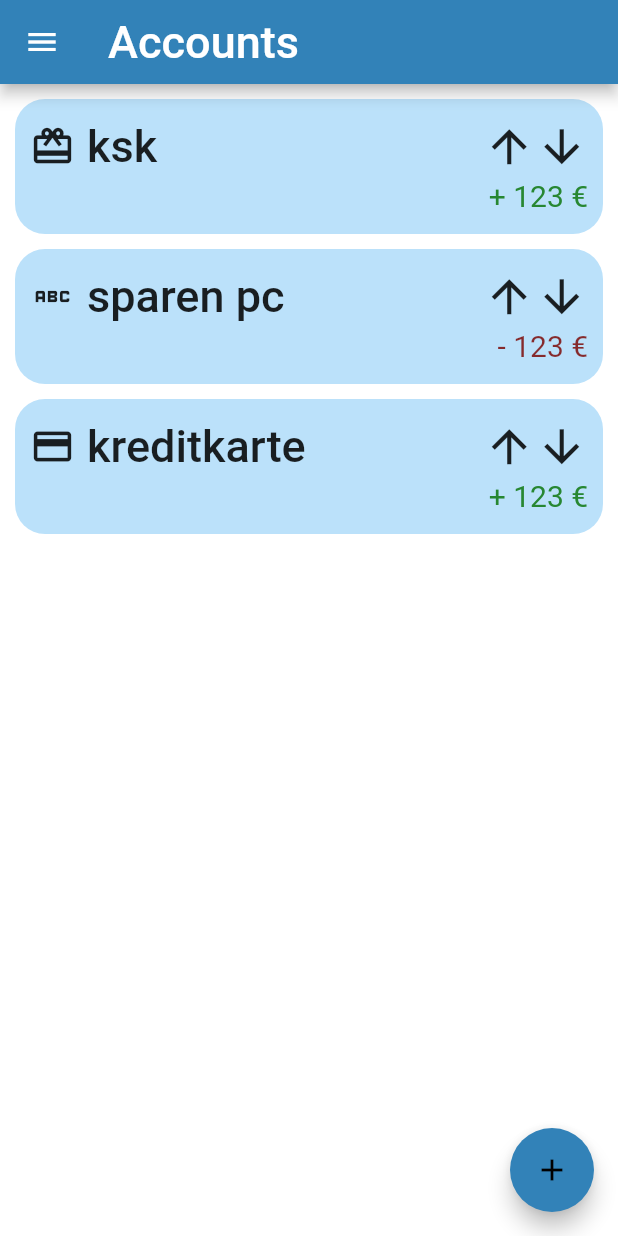
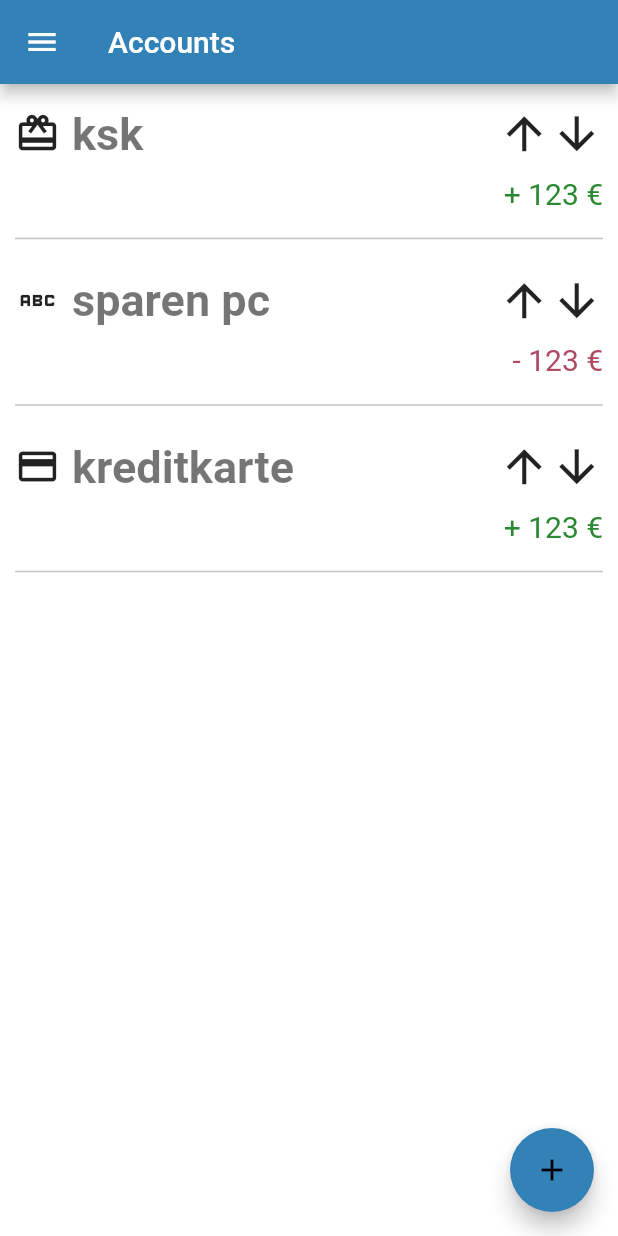
Before and after one commit to budgetiser/budgetiser, a Flutter app: the Account screen opened by its route, on a phone screen of 412 x 824 dp. Run offline on Flutter 3.47's test engine with Material 2 defaults, Android fonts, the phone set to English and light mode, and no system bars.

Commit message:
Feature/22 new account (#30)
* init

* changes

* wip issavingaccoutn

* two date picker

* all visuals added

* divider color

* refactor

* theme const colors

* styling and add account floating button

* .

* file strukure

* refactor

* changes

* feat: edit account

* const fixes

* remove boxes

```diff
--- a/budgetiser/lib/config/themes/themes.dart
+++ b/budgetiser/lib/config/themes/themes.dart
@@ -1,42 +1,81 @@
 import 'package:flutter/material.dart';
 
 class MyThemes {
+  static const Color LIGHT_PRIMARY = Color.fromARGB(255, 50, 130, 184);
+  static const Color LIGHT_SECONDARY = Color.fromARGB(255, 187, 225, 250);
+  static const Color LIGHT_TERTIARY = Color.fromARGB(255, 27, 38, 44);
+
   static final lightTheme = ThemeData(
     backgroundColor: Colors.white,
     colorScheme: const ColorScheme.light(
-      primary: Color.fromARGB(255, 50, 130, 184),
-      secondary: Color.fromARGB(255, 187, 225, 250),
-      tertiary: Color.fromARGB(255, 27, 38, 44),
+      primary: LIGHT_PRIMARY,
+      secondary: LIGHT_SECONDARY,
+      tertiary: LIGHT_TERTIARY,
     ),
     scaffoldBackgroundColor: const Color.fromARGB(255, 255, 255, 255),
     textTheme: const TextTheme(
       caption: TextStyle(
           color: Colors.black, fontSize: 25, fontWeight: FontWeight.bold),
-      headline1: TextStyle(fontSize: 72.0, fontWeight: FontWeight.bold),
-      headline6: TextStyle(fontSize: 30),
-      bodyText2: TextStyle(fontSize: 20),
-      bodyText1: TextStyle(fontSize: 10),
+      headline1: TextStyle(
+        fontSize: 40,
+        fontWeight: FontWeight.bold,
+      ),
+      headline2: TextStyle(fontSize: 30), // for headline inside a screen
+      bodyText2: TextStyle(fontSize: 20), // normal text
+      subtitle1: TextStyle(fontSize: 20), // for the drawer items
     ),
-    primaryColor: Colors.black,
+    primaryColor: const Color.fromRGBO(0, 0, 0, 1),
+    dividerTheme: const DividerThemeData(
+      thickness: 1.5,
+      color: Color.fromARGB(59, 0, 0, 0),
+    ),
+    toggleableActiveColor: LIGHT_PRIMARY,
   );
 
+  static const Color DARK_PRIMARY = Color.fromARGB(255, 50, 130, 184);
+  static const Color DARK_SECONDARY = Color.fromARGB(255, 15, 76, 117);
+  static const Color DARK_TERTIARY = Color.fromARGB(255, 187, 225, 250);
+  static const Color DARK_BACKGROUND = Color.fromARGB(255, 27, 38, 44);
+
   static final darkTheme = ThemeData(
-    scaffoldBackgroundColor: const Color.fromARGB(255, 27, 38, 44),
+    scaffoldBackgroundColor: DARK_BACKGROUND,
     colorScheme: const ColorScheme.dark(
-      primary: Color.fromARGB(255, 50, 130, 184),
-      secondary: Color.fromARGB(255, 15, 76, 117),
-      tertiary: Color.fromARGB(255, 187, 225, 250),
+      primary: DARK_PRIMARY,
+      secondary: DARK_SECONDARY,
+      tertiary: DARK_TERTIARY,
     ),
     textTheme: const TextTheme(
       caption: TextStyle(
           color: Color.fromARGB(255, 255, 255, 255),
           fontSize: 25,
           fontWeight: FontWeight.bold),
-      headline1: TextStyle(fontSize: 72.0, fontWeight: FontWeight.bold),
-      headline6: TextStyle(fontSize: 30),
-      bodyText2: TextStyle(fontSize: 20),
-      bodyText1: TextStyle(fontSize: 10),
+      headline1: TextStyle(
+          // for the drawer "budgetiser" title
+          fontSize: 40,
+          fontWeight: FontWeight.bold,
+          color: Color.fromARGB(255, 255, 255, 255)),
+      headline2: TextStyle(fontSize: 30), // for headline inside a screen
+      bodyText2: TextStyle(fontSize: 20), // normal text
+      subtitle1: TextStyle(fontSize: 20), // for the drawer items
     ),
     primaryColor: Colors.black,
+    dividerTheme: const DividerThemeData(
+      thickness: 1.5,
+      color: Color.fromARGB(50, 255, 255, 255),
+    ),
+    toggleableActiveColor: DARK_PRIMARY,
+    appBarTheme: const AppBarTheme(
+      color: DARK_BACKGROUND,
+      elevation: 0,
+      centerTitle: true,
+      titleTextStyle: TextStyle(
+        // title text in appbar
+        fontSize: 30,
+        fontWeight: FontWeight.bold,
+      ),
+    ),
+    floatingActionButtonTheme: const FloatingActionButtonThemeData(
+      backgroundColor: DARK_PRIMARY,
+    ),
   );
 }
--- a/budgetiser/lib/main.dart
+++ b/budgetiser/lib/main.dart
@@ -1,9 +1,7 @@
 import 'package:budgetiser/routes.dart';
-import 'package:budgetiser/shared/widgets/drawer.dart';
 import 'package:flutter/material.dart';
 
 import 'config/themes/themes.dart';
-import 'screens/account.dart';
 import 'screens/home.dart';
 
 void main() {
@@ -17,7 +15,6 @@ class MyApp extends StatelessWidget {
   @override
   Widget build(BuildContext context) {
     return MaterialApp(
-      title: 'Flutter Demo',
       themeMode: ThemeMode.system,
       theme: MyThemes.lightTheme,
       darkTheme: MyThemes.darkTheme,
--- a/budgetiser/lib/routes.dart
+++ b/budgetiser/lib/routes.dart
@@ -6,7 +6,7 @@ import 'package:budgetiser/screens/settings.dart';
 import 'package:budgetiser/screens/stats.dart';
 import 'package:budgetiser/screens/transactions.dart';
 
-import 'screens/account.dart';
+import 'screens/account/account.dart';
 import 'screens/home.dart';
 
 //named lower case and also needs to be defined in beginning of class as: static String routeID = ''
--- a/budgetiser/lib/screens/account.dart
+++ /dev/null
@@ -1,35 +0,0 @@
-import 'package:flutter/material.dart';
-import '../shared/services/accountItem/accountItem.dart';
-import '../shared/widgets/drawer.dart';
-
-class Account extends StatelessWidget {
-  const Account({Key? key}) : super(key: key);
-
-  @override
-  Widget build(BuildContext context) {
-    return Scaffold(
-      appBar: AppBar(
-        title: Text(
-          "Accounts",
-          // style: Theme.of(context).textTheme.caption,
-        ),
-      ),
-      drawer: createDrawer(context),
-      body: Center(
-        child: Column(
-          children: const [
-            AccountItem("ksk", Icons.wallet_giftcard, 123),
-            AccountItem("sparen pc", Icons.abc, -123),
-            AccountItem("kreditkarte", Icons.payment, 123),
-          ],
-        ),
-      ),
-      floatingActionButton: FloatingActionButton(
-        onPressed: null,
-        tooltip: 'Increment',
-        backgroundColor: Theme.of(context).colorScheme.primary,
-        child: const Icon(Icons.add),
-      ),
-    );
-  }
-}
--- /dev/null
+++ b/budgetiser/lib/screens/account/account.dart
@@ -0,0 +1,41 @@
+import 'package:budgetiser/screens/account/newAccount.dart';
+import 'package:flutter/material.dart';
+import '../../shared/services/accountItem/accountItem.dart';
+import '../../shared/widgets/drawer.dart';
+
+class Account extends StatelessWidget {
+  static String routeID = 'account';
+  const Account({Key? key}) : super(key: key);
+
+  @override
+  Widget build(BuildContext context) {
+    return Scaffold(
+      appBar: AppBar(
+        title: const Text(
+          "Accounts",
+        ),
+      ),
+      drawer: createDrawer(context),
+      body: SingleChildScrollView(
+        child: Center(
+          child: Column(
+            children: const [
+              AccountItem("ksk", Icons.wallet_giftcard, 123),
+              AccountItem("sparen pc", Icons.abc, -123),
+              AccountItem("kreditkarte", Icons.payment, 123),
+            ],
+          ),
+        ),
+      ),
+      floatingActionButton: FloatingActionButton(
+        onPressed: () {
+          Navigator.of(context).push(
+              MaterialPageRoute(builder: (context) => const NewAccount()));
+        },
+        tooltip: 'Increment',
+        backgroundColor: Theme.of(context).colorScheme.primary,
+        child: const Icon(Icons.add),
+      ),
+    );
+  }
+}
--- a/budgetiser/lib/shared/services/accountBalanceText.dart
+++ b/budgetiser/lib/shared/services/accountBalanceText.dart
@@ -20,7 +20,7 @@ class AccountBalanceText extends StatelessWidget {
           Text(
             "- ${0 - balance} €",
             style: Theme.of(context).textTheme.bodyText2?.copyWith(
-                  color: const Color.fromARGB(238, 129, 29, 29),
+                  color: const Color.fromARGB(255, 174, 74, 99),
                 ),
           ),
         ]
--- a/budgetiser/lib/shared/services/accountItem/accountItem.dart
+++ b/budgetiser/lib/shared/services/accountItem/accountItem.dart
@@ -1,3 +1,4 @@
+import 'package:budgetiser/screens/account/editAccount.dart';
 import 'package:budgetiser/shared/services/accountItem/accountItemTitle.dart';
 import 'package:flutter/material.dart';
 
@@ -8,18 +9,34 @@ class AccountItem extends StatelessWidget {
   final IconData icon;
   final int balance;
 
-  const AccountItem(this.name, this.icon, this.balance, {Key? key})
-      : super(key: key);
+  const AccountItem(
+    this.name,
+    this.icon,
+    this.balance, {
+    Key? key,
+  }) : super(key: key);
 
   @override
   Widget build(BuildContext context) {
-    return Container(
-      margin: const EdgeInsets.fromLTRB(10, 10, 10, 0),
+    return Column(
+      children: [
+        InkWell(
+          onTap: () => {
+            Navigator.of(context).push(
+              MaterialPageRoute(
+                builder: (context) => EditAccount(
+                  accountName: name,
+                  accountBalance: balance,
+                ),
+              ),
+            )
+          },
+          child: Container(
+            margin: const EdgeInsets.fromLTRB(10, 5, 10, 0),
             width: double.infinity,
-      padding: const EdgeInsets.all(10),
             decoration: BoxDecoration(
               borderRadius: const BorderRadius.all(Radius.circular(20)),
-        color: Theme.of(context).colorScheme.secondary,
+              // color: Theme.of(context).colorScheme.secondary,
             ),
             height: 90,
             child: Column(
@@ -49,6 +66,14 @@ class AccountItem extends StatelessWidget {
                 AccountBalanceText(balance),
               ],
             ),
+          ),
+        ),
+        Divider(
+          thickness: 1,
+          indent: 10,
+          endIndent: 10,
+        ),
+      ],
     );
   }
 }
--- a/budgetiser/lib/shared/services/accountItem/accountItemTitle.dart
+++ b/budgetiser/lib/shared/services/accountItem/accountItemTitle.dart
@@ -18,7 +18,9 @@ class AccountItemTitle extends StatelessWidget {
           padding: const EdgeInsets.symmetric(horizontal: 8),
           child: Text(
             title,
-            style: Theme.of(context).textTheme.headline6,
+            style: Theme.of(context).textTheme.headline1?.merge(
+                  const TextStyle(fontSize: 30),
+                ),
           ),
         ),
       ],
--- a/budgetiser/lib/shared/widgets/drawer.dart
+++ b/budgetiser/lib/shared/widgets/drawer.dart
@@ -16,30 +16,28 @@ Widget createDrawer(BuildContext context) {
               color: Colors.blue,
             ),
             child: Stack(
-              children: const <Widget>[
+              children: <Widget>[
                 Positioned(
                   bottom: 12.0,
                   left: 16.0,
-                  child: Text("Budgetiser",
-                      style: TextStyle(
-                        color: Colors.white,
-                        fontSize: 20.0,
-                        fontWeight: FontWeight.w500,
-                      )),
+                  child: Text(
+                    "Budgetiser",
+                    style: Theme.of(context).textTheme.headline1,
+                  ),
                 )
               ],
             )),
         singleDrawerItem(context, Icons.home, 'Home', 'home'),
         singleDrawerItem(context, Icons.attach_money, 'Budgets', 'budgets'),
         singleDrawerItem(context, Icons.account_balance, 'Account', 'account'),
-        const Divider( height: 2, thickness: 2, color: Colors.black12),
+        const Divider(thickness: 2),
         singleDrawerItem(context, Icons.category, 'Categories', 'categories'),
         singleDrawerItem(context, Icons.group_work, 'Groups', 'groups'),
-        const Divider( height: 2, thickness: 2, color: Colors.black12),
+        const Divider(thickness: 2),
         singleDrawerItem(context, Icons.show_chart, 'Stats', 'stats'),
         singleDrawerItem(
             context, Icons.payment, 'Transactions', 'transactions'),
-        const Divider( height: 2, thickness: 2, color: Colors.black12),
+        const Divider(thickness: 2),
         singleDrawerItem(context, Icons.question_mark, 'Help', 'help'),
         singleDrawerItem(context, Icons.settings, 'Settings', 'settings'),
       ],
@@ -50,12 +48,16 @@ Widget createDrawer(BuildContext context) {
 Widget singleDrawerItem(
     BuildContext context, IconData icon, String title, String destination) {
   return ListTile(
-    title: Text(title),
+    title: Text(
+      title,
+      style: Theme.of(context).textTheme.subtitle1,
+    ),
     leading: Icon(icon),
     onTap: () {
       Navigator.pushReplacementNamed(
-          context,
-          destination);
+        context,
+        destination,
+      );
     },
   );
 }
```
Also changed, not shown: budgetiser/lib/screens/account/editAccount.dart (added, +50 -0 lines), budgetiser/lib/screens/account/newAccount.dart (added, +40 -0 lines), budgetiser/lib/screens/account/shared/accountForm.dart (added, +84 -0 lines), budgetiser/lib/screens/account/shared/savingAccountForm.dart (added, +121 -0 lines), budgetiser/lib/screens/account/shared/selectIcon.dart (added, +18 -0 lines), budgetiser/lib/shared/services/datePicker.dart (added, +53 -0 lines), budgetiser/lib/shared/services/selectCategory.dart (added, +18 -0 lines). Lines whose indentation alone changed are shown as unchanged.
